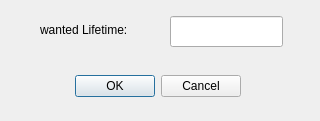
This is gui/ui/input_lifetime_dialog.ui in AimanHaidar/harmonic-drive-selector as Qt 5 draws it before an edit. The edited form follows.
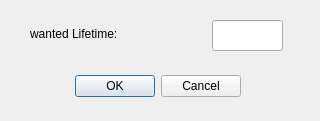
This is the edited form.

Commit message: Enhance bearing factor dialog with additional load conditions and improve input lifetime dialog layout

Patch:
```diff
--- a/gui/ui/input_lifetime_dialog.ui
+++ b/gui/ui/input_lifetime_dialog.ui
@@ -32,9 +32,9 @@
   <widget class="QLineEdit" name="lineEdit">
    <property name="geometry">
     <rect>
-     <x>170</x>
-     <y>16</y>
-     <width>113</width>
+     <x>212</x>
+     <y>20</y>
+     <width>71</width>
      <height>31</height>
     </rect>
    </property>
@@ -42,10 +42,10 @@
   <widget class="QLabel" name="label">
    <property name="geometry">
     <rect>
-     <x>40</x>
-     <y>20</y>
-     <width>131</width>
-     <height>19</height>
+     <x>30</x>
+     <y>18</y>
+     <width>181</width>
+     <height>31</height>
     </rect>
    </property>
    <property name="text">
```
The commit also changes 4 other files.
